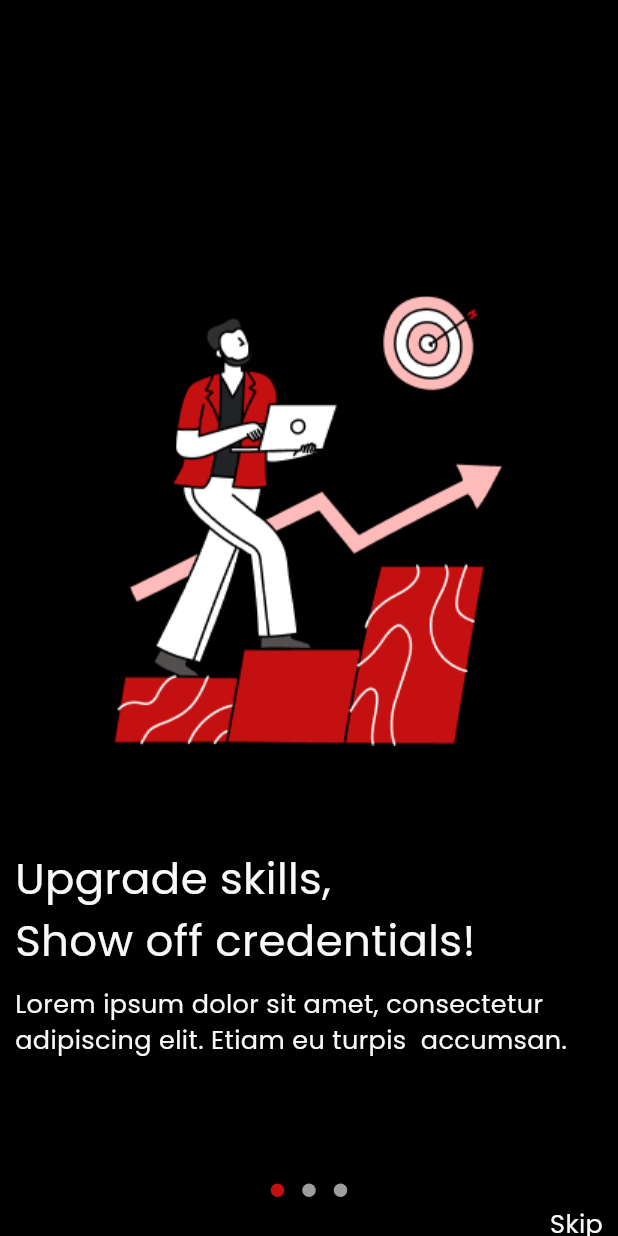
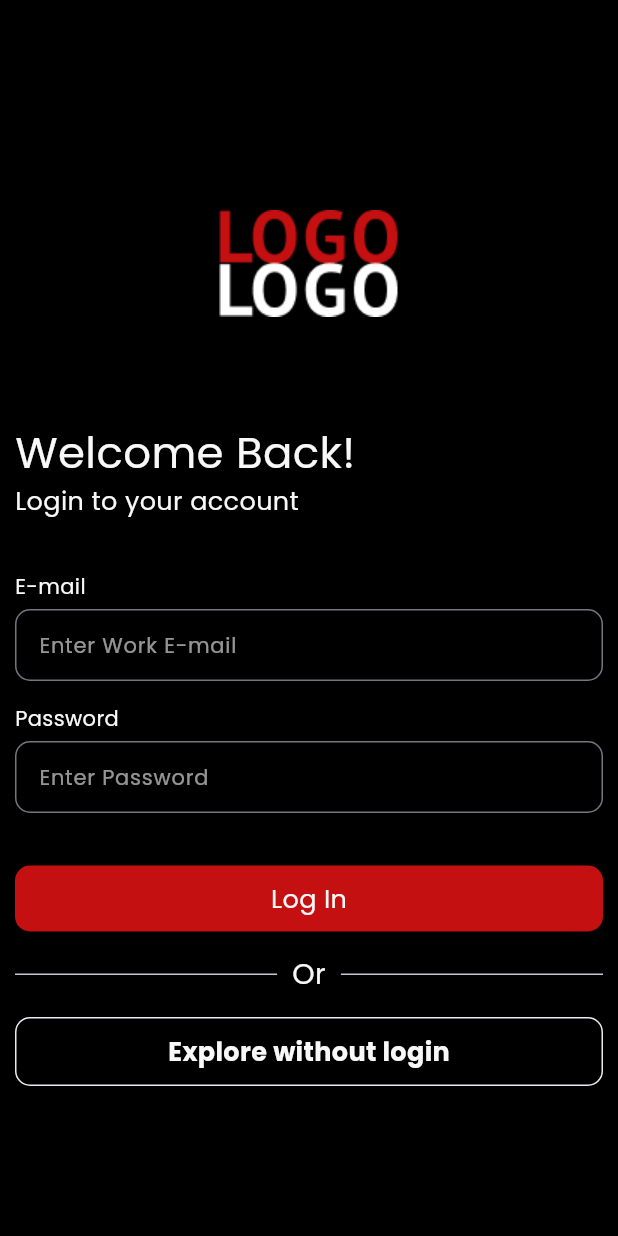
Before and after one commit to makayasa/talent-insider-test, a Flutter app: the screen it shows after launch, on a phone screen of 412 x 824 dp. Run offline on Flutter 3.47's test engine with Material 3 defaults, Android fonts, the light colour scheme and no system bars; drawn by our look-alikes of dots_indicator, flutter_form_builder; our stand-ins replace fluttertoast, form_builder_validators, get, google_fonts.

Commit message:
login view

```diff
--- /dev/null
+++ b/lib/app/modules/boarding/components/boarding_item.dart
@@ -0,0 +1,47 @@
+import 'package:flutter/material.dart';
+import 'package:skeleton/app/components/default_text.dart';
+import 'package:skeleton/config/color_constants.dart';
+import 'package:skeleton/config/constant.dart';
+
+class BoardingItem extends StatelessWidget {
+  const BoardingItem({
+    super.key,
+    required this.image,
+    required this.label,
+    required this.text,
+  });
+  final String image;
+  final String label;
+  final String text;
+
+  @override
+  Widget build(BuildContext context) {
+    return Column(
+      crossAxisAlignment: CrossAxisAlignment.start,
+      children: [
+        const SizedBox(height: 197),
+        Center(
+          child: Image.asset(
+            image,
+          ),
+        ),
+        const SizedBox(height: 68),
+        Padding(
+          padding: kDefaultScaffoldPadding,
+          child: DefText(
+            label,
+            color: kBgWhite,
+          ).huge,
+        ),
+        const SizedBox(height: 10),
+        Padding(
+          padding: kDefaultScaffoldPadding,
+          child: DefText(
+            text,
+            color: kBgWhite,
+          ).semilarge,
+        ),
+      ],
+    );
+  }
+}
--- a/lib/app/modules/boarding/views/boarding_view.dart
+++ b/lib/app/modules/boarding/views/boarding_view.dart
@@ -5,6 +5,7 @@ import 'package:skeleton/app/components/default_text.dart';
 import 'package:skeleton/config/color_constants.dart';
 import 'package:skeleton/config/constant.dart';
 
+import '../components/boarding_item.dart';
 import '../controllers/boarding_controller.dart';
 
 class BoardingView extends GetView<BoardingController> {
@@ -74,46 +75,3 @@ class BoardingView extends GetView<BoardingController> {
     );
   }
 }
-
-class BoardingItem extends StatelessWidget {
-  const BoardingItem({
-    super.key,
-    required this.image,
-    required this.label,
-    required this.text,
-  });
-  final String image;
-  final String label;
-  final String text;
-
-  @override
-  Widget build(BuildContext context) {
-    return Column(
-      crossAxisAlignment: CrossAxisAlignment.start,
-      children: [
-        const SizedBox(height: 197),
-        Center(
-          child: Image.asset(
-            image,
-          ),
-        ),
-        const SizedBox(height: 68),
-        Padding(
-          padding: kDefaultScaffoldPadding,
-          child: DefText(
-            label,
-            color: kBgWhite,
-          ).huge,
-        ),
-        const SizedBox(height: 10),
-        Padding(
-          padding: kDefaultScaffoldPadding,
-          child: DefText(
-            text,
-            color: kBgWhite,
-          ).semilarge,
-        ),
-      ],
-    );
-  }
-}
--- /dev/null
+++ b/lib/app/modules/login/bindings/login_binding.dart
@@ -0,0 +1,12 @@
+import 'package:get/get.dart';
+
+import '../controllers/login_controller.dart';
+
+class LoginBinding extends Bindings {
+  @override
+  void dependencies() {
+    Get.lazyPut<LoginController>(
+      () => LoginController(),
+    );
+  }
+}
--- /dev/null
+++ b/lib/app/modules/login/components/login_field.dart
@@ -0,0 +1,67 @@
+import 'package:flutter/material.dart';
+import 'package:flutter_form_builder/flutter_form_builder.dart';
+import 'package:form_builder_validators/form_builder_validators.dart';
+import 'package:skeleton/app/components/default_text.dart';
+import 'package:skeleton/config/color_constants.dart';
+import 'package:skeleton/config/constant.dart';
+
+class LoginField extends StatelessWidget {
+  const LoginField({
+    super.key,
+    required this.label,
+    required this.hint,
+    required this.fieldName,
+    this.isPassword = false,
+    this.isEmail = false,
+  });
+  final String label;
+  final String hint;
+  final String fieldName;
+  final bool isEmail;
+  final bool isPassword;
+
+  @override
+  Widget build(BuildContext context) {
+    return Column(
+      crossAxisAlignment: CrossAxisAlignment.start,
+      children: [
+        DefText(
+          // 'E-mail',
+          label,
+          color: kBgWhite,
+        ).normal,
+        const SizedBox(height: 5),
+        FormBuilderTextField(
+          // name: 'email',
+          name: fieldName,
+          obscureText: isPassword,
+          decoration: InputDecoration(
+            // hintText: 'Enter Work E-mail',
+            hintText: hint,
+            hintStyle: kDefaultTextStyle.copyWith(
+              fontSize: kNormalFontSize,
+              color: kDefaultTextStyle.color!.withOpacity(0.6),
+            ),
+
+            border: const OutlineInputBorder(
+              borderRadius: kDefaultBorderRadius10,
+              borderSide: BorderSide(
+                color: kPrimaryColor,
+              ),
+            ),
+            isDense: true,
+            focusColor: kPrimaryColor,
+            hoverColor: kPrimaryColor,
+            fillColor: kPrimaryColor,
+          ),
+          validator: FormBuilderValidators.compose(
+            [
+              if (isEmail) FormBuilderValidators.email(),
+              FormBuilderValidators.required(),
+            ],
+          ),
+        ),
+      ],
+    );
+  }
+}
--- /dev/null
+++ b/lib/app/modules/login/controllers/login_controller.dart
@@ -0,0 +1,25 @@
+import 'package:flutter/material.dart';
+import 'package:flutter_form_builder/flutter_form_builder.dart';
+import 'package:get/get.dart';
+
+class LoginController extends GetxController {
+  final formKey = GlobalKey<FormBuilderState>();
+
+  final count = 0.obs;
+  @override
+  void onInit() {
+    super.onInit();
+  }
+
+  @override
+  void onReady() {
+    super.onReady();
+  }
+
+  @override
+  void onClose() {
+    super.onClose();
+  }
+
+  void increment() => count.value++;
+}
--- /dev/null
+++ b/lib/app/modules/login/views/login_view.dart
@@ -0,0 +1,93 @@
+import 'package:flutter/material.dart';
+import 'package:flutter_form_builder/flutter_form_builder.dart';
+import 'package:get/get.dart';
+import 'package:skeleton/app/components/default_button.dart';
+import 'package:skeleton/app/components/default_text.dart';
+import 'package:skeleton/config/color_constants.dart';
+import 'package:skeleton/config/constant.dart';
+
+import '../components/login_field.dart';
+import '../controllers/login_controller.dart';
+
+class LoginView extends GetView<LoginController> {
+  const LoginView({Key? key}) : super(key: key);
+  @override
+  Widget build(BuildContext context) {
+    return Scaffold(
+      body: Padding(
+        padding: kDefaultScaffoldPadding,
+        child: FormBuilder(
+          key: controller.formKey,
+          child: ListView(
+            // crossAxisAlignment: CrossAxisAlignment.start,
+            physics: const NeverScrollableScrollPhysics(),
+            children: [
+              const SizedBox(height: 140),
+              Center(
+                child: Image.asset(
+                  'assets/logo.png',
+                ),
+              ),
+              const SizedBox(height: 70),
+              DefText(
+                'Welcome Back!',
+                color: kBgWhite,
+              ).huge,
+              DefText(
+                'Login to your account',
+                color: kBgWhite,
+              ).semilarge,
+              const SizedBox(height: 35),
+              const LoginField(
+                label: 'E-mail',
+                isEmail: true,
+                fieldName: 'email',
+                hint: 'Enter Work E-mail',
+              ),
+              const SizedBox(height: 15),
+              const LoginField(
+                label: 'Password',
+                isPassword: true,
+                fieldName: 'password',
+                hint: 'Enter Password',
+              ),
+              const SizedBox(height: 35),
+              DefaultButton(
+                width: double.infinity,
+                child: Center(
+                  child: DefText('Log In', color: kBgWhite).semilarge,
+                ),
+              ),
+              const SizedBox(height: 15),
+              Row(
+                children: [
+                  const Expanded(
+                    child: Divider(),
+                  ),
+                  const SizedBox(width: 10),
+                  DefText('Or', color: kBgWhite).large,
+                  const SizedBox(width: 10),
+                  const Expanded(
+                    child: Divider(),
+                  ),
+                ],
+              ),
+              const SizedBox(height: 15),
+              DefaultButton(
+                color: Colors.black,
+                showBorder: true,
+                child: Center(
+                  child: DefText(
+                    'Explore without login',
+                    color: kBgWhite,
+                    fontWeight: FontWeight.bold,
+                  ).semilarge,
+                ),
+              ),
+            ],
+          ),
+        ),
+      ),
+    );
+  }
+}
--- a/lib/app/routes/app_pages.dart
+++ b/lib/app/routes/app_pages.dart
@@ -4,13 +4,15 @@ import '../modules/boarding/bindings/boarding_binding.dart';
 import '../modules/boarding/views/boarding_view.dart';
 import '../modules/home/bindings/home_binding.dart';
 import '../modules/home/views/home_view.dart';
+import '../modules/login/bindings/login_binding.dart';
+import '../modules/login/views/login_view.dart';
 
 part 'app_routes.dart';
 
 class AppPages {
   AppPages._();
 
-  static const INITIAL = Routes.BOARDING;
+  static const INITIAL = Routes.LOGIN;
 
   static final routes = [
     GetPage(
@@ -23,5 +25,10 @@ class AppPages {
       page: () => const BoardingView(),
       binding: BoardingBinding(),
     ),
+    GetPage(
+      name: _Paths.LOGIN,
+      page: () => const LoginView(),
+      binding: LoginBinding(),
+    ),
   ];
 }
--- a/lib/app/routes/app_routes.dart
+++ b/lib/app/routes/app_routes.dart
@@ -5,10 +5,12 @@ abstract class Routes {
   Routes._();
   static const HOME = _Paths.HOME;
   static const BOARDING = _Paths.BOARDING;
+  static const LOGIN = _Paths.LOGIN;
 }
 
 abstract class _Paths {
   _Paths._();
   static const HOME = '/home';
   static const BOARDING = '/boarding';
+  static const LOGIN = '/login';
 }
--- a/lib/config/color_constants.dart
+++ b/lib/config/color_constants.dart
@@ -38,6 +38,7 @@ final kPrimaryTheme = ThemeData(
   ),
   iconTheme: kIconTheme,
   bottomNavigationBarTheme: kBotNavTheme,
+  scaffoldBackgroundColor: Colors.black,
   floatingActionButtonTheme: const FloatingActionButtonThemeData(
     backgroundColor: kPrimaryColor,
   ),
--- a/lib/config/constant.dart
+++ b/lib/config/constant.dart
@@ -5,7 +5,8 @@ import 'color_constants.dart';
 
 TextStyle get kDefaultTextStyle {
   return GoogleFonts.poppins(
-    color: kBgBlack,
+    // color: kBgBlack,
+    color: kBgWhite,
     fontStyle: FontStyle.normal,
     fontWeight: FontWeight.normal,
   );
--- a/lib/main.dart
+++ b/lib/main.dart
@@ -1,5 +1,5 @@
 import 'package:flutter/material.dart';
-
+import 'package:form_builder_validators/form_builder_validators.dart';
 import 'package:get/get.dart';
 import 'package:intl/date_symbol_data_local.dart';
 
@@ -7,6 +7,7 @@ import 'app/routes/app_pages.dart';
 import 'config/color_constants.dart';
 
 void main() {
+  WidgetsFlutterBinding.ensureInitialized();
   initializeDateFormatting();
   runApp(
     GetMaterialApp(
@@ -15,6 +16,9 @@ void main() {
       getPages: AppPages.routes,
       theme: kPrimaryTheme,
       defaultTransition: Transition.cupertino,
+      localizationsDelegates: const [
+        FormBuilderLocalizationsDelegate(),
+      ],
     ),
   );
 }
--- a/pubspec.yaml
+++ b/pubspec.yaml
@@ -12,8 +12,10 @@ dependencies:
     sdk: flutter
   google_fonts: ^6.1.0
   fluttertoast: ^8.2.4
-  intl: ^0.19.0
+  intl: ^0.18.1
   dots_indicator: ^3.0.0
+  form_builder_validators: ^9.1.0
+  flutter_form_builder: ^9.2.0
 
 dev_dependencies:
   flutter_lints: ^2.0.0
```
Also changed, not shown: assets/logo.png (added), pubspec.lock.
